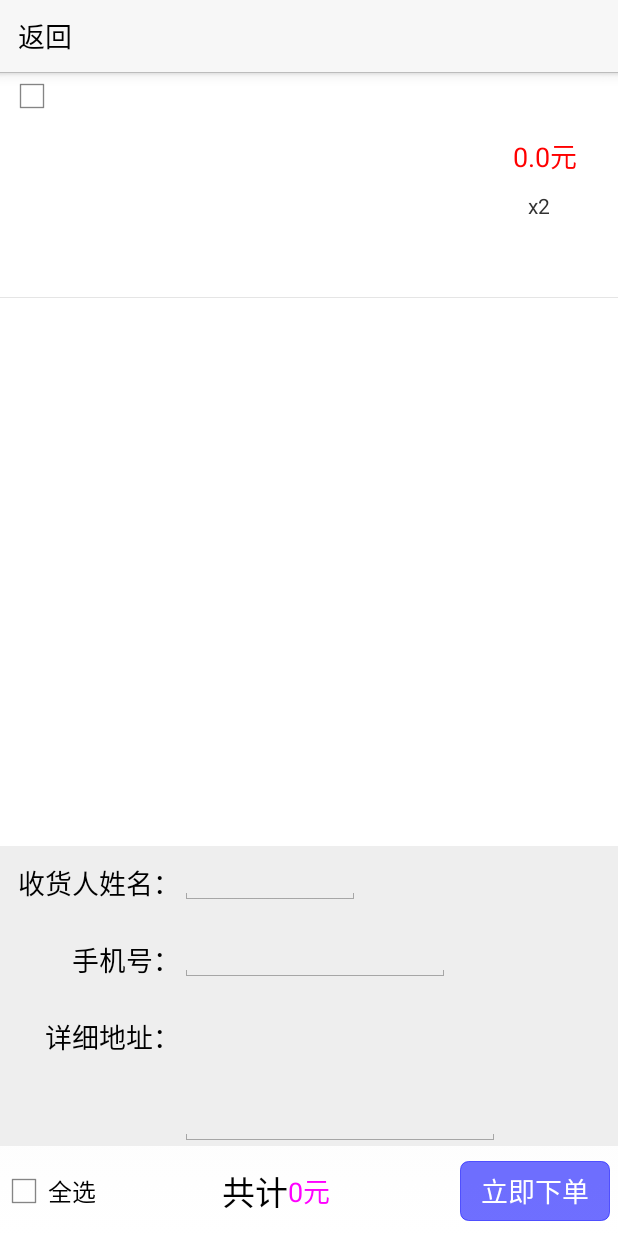
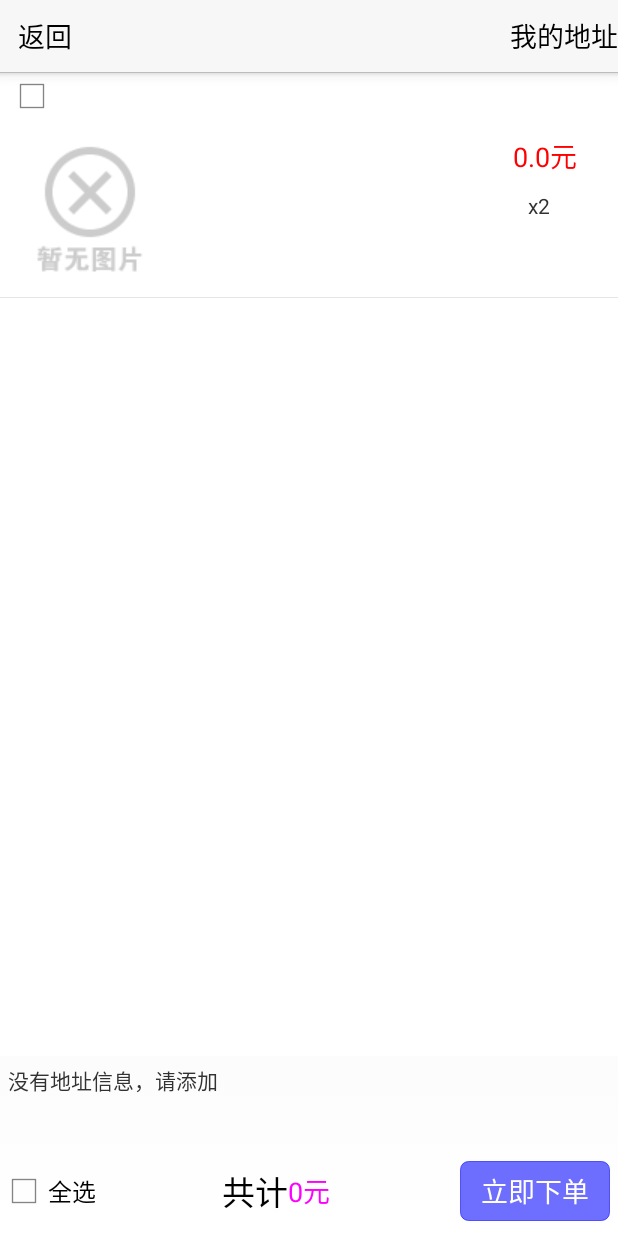
Before and after one commit to yu-yang-halo/Mcar, an Android app: the GoodOrderActivity screen opened directly, with no data from a screen before it, on a phone screen of 412 x 824 dp. Run offline under Robolectric (Android 15) with nearby library versions, the phone set to English and light mode, and no system bars; libraries missing offline, so code that uses them is left out: com.baidu.location, com.baidu.mapapi, com.kaopiz.kprogresshud, im.fir.sdk.

Commit message:
bug fix 5_6

```diff
--- a/app/src/main/AndroidManifest.xml
+++ b/app/src/main/AndroidManifest.xml
@@ -145,6 +145,8 @@
         <activity android:name=".good.GoodListShowActivity"
             android:screenOrientation="portrait"></activity>
         <activity android:name=".good.GoodLookActivity"
+        android:screenOrientation="portrait"></activity>
+        <activity android:name=".good.MyAddressActivity"
             android:screenOrientation="portrait"></activity>
 
         <activity android:name=".camera.VideoInfoActivity"
--- a/app/src/main/java/com/carbeauty/adapter/GoodLookAdapter.java
+++ b/app/src/main/java/com/carbeauty/adapter/GoodLookAdapter.java
@@ -84,8 +84,11 @@ public class GoodLookAdapter extends BaseAdapter {
         nameTxt.setText(myCartClassList.get(position).getGoodInfo().getName());
         descTxt.setText(myCartClassList.get(position).getGoodInfo().getDesc());
         countTxt.setText("x"+myCartClassList.get(position).getCount());
-        priceTxt.setText(myCartClassList.get(position).getGoodInfo().getPrice()+"元");
-        showImageView.setImageBitmap(myCartClassList.get(position).getBitmap());
+        priceTxt.setText(myCartClassList.get(position).getGoodInfo().getPrice() + "元");
+        if(myCartClassList.get(position).getBitmap()!=null){
+            showImageView.setImageBitmap(myCartClassList.get(position).getBitmap());
+
+        }
 
         checkBox.setOnCheckedChangeListener(new CompoundButton.OnCheckedChangeListener() {
             @Override
--- a/app/src/main/java/com/carbeauty/good/GoodOrderActivity.java
+++ b/app/src/main/java/com/carbeauty/good/GoodOrderActivity.java
@@ -1,8 +1,10 @@
 package com.carbeauty.good;
 
+import android.app.ActionBar;
 import android.content.Intent;
 import android.os.AsyncTask;
 import android.os.Bundle;
+import android.support.v4.app.FragmentActivity;
 import android.view.View;
 import android.widget.Button;
 import android.widget.CheckBox;
@@ -29,39 +31,31 @@ import cn.service.WSException;
 /**
  * Created by Administrator on 2016/3/29.
  */
-public class GoodOrderActivity extends HeaderActivity {
+public class GoodOrderActivity extends FragmentActivity {
     ListView goodslistview;
-    EditText nametxt;
-    EditText phoneTxt;
-    EditText addressTxt;
+
+    ActionBar mActionbar;
 
     CheckBox checkAll;
     TextView totalPrice;
     Button createOrderButton;
     GoodLookAdapter goodLookAdapter;
-
+    Button rightBtn;
 
     String address;
     String name;
     String phone;
+
+    TextView addressDescription;
 
     @Override
     protected void onCreate(Bundle savedInstanceState) {
         super.onCreate(savedInstanceState);
         setContentView(R.layout.ac_goodsorder);
         initCustomActionBar();
-        rightBtn.setVisibility(View.GONE);
+
 
         goodslistview= (ListView) findViewById(R.id.goodslistview);
-        nametxt= (EditText) findViewById(R.id.nametxt);
-        phoneTxt= (EditText) findViewById(R.id.phoneTxt);
-        addressTxt= (EditText) findViewById(R.id.addressTxt);
-
-
-        nametxt.setText(ContentBox.getValueString(GoodOrderActivity.this, "GOA_NAME", ""));
-        phoneTxt.setText(ContentBox.getValueString(GoodOrderActivity.this, "GOA_PHONE", ""));
-        addressTxt.setText(ContentBox.getValueString(GoodOrderActivity.this, "GOA_ADDRESS", ""));
-
 
 
 
@@ -70,7 +64,7 @@ public class GoodOrderActivity extends HeaderActivity {
 
         createOrderButton= (Button) findViewById(R.id.button2);
 
-
+        addressDescription= (TextView) findViewById(R.id.textView4);
 
         List<CartManager.MyCartClass> myCartClassList=CartManager.getInstance().getMyCartClassList();
 
@@ -92,9 +86,12 @@ public class GoodOrderActivity extends HeaderActivity {
             @Override
             public void onClick(View v) {
 
-                address=addressTxt.getText().toString();
-                name=nametxt.getText().toString();
-                phone=phoneTxt.getText().toString();
+
+
+                if(address.equals("")||name.equals("")||phone.equals("")){
+                    Toast.makeText(GoodOrderActivity.this,"请添加我的地址",Toast.LENGTH_SHORT).show();
+                    return;
+                }
 
                 if(goodLookAdapter.getCommitData().size()==0){
                     Toast.makeText(GoodOrderActivity.this,"请选择购买的商品",Toast.LENGTH_SHORT).show();
@@ -102,9 +99,7 @@ public class GoodOrderActivity extends HeaderActivity {
                     Toast.makeText(GoodOrderActivity.this,"地址/姓名/手机号不能为空",Toast.LENGTH_SHORT).show();
                 }else{
 
-                    ContentBox.loadString(GoodOrderActivity.this,"GOA_NAME",name);
-                    ContentBox.loadString(GoodOrderActivity.this,"GOA_PHONE",phone);
-                    ContentBox.loadString(GoodOrderActivity.this,"GOA_ADDRESS",address);
+
 
                     new CommitOrderTask(goodLookAdapter.getCommitData()).execute();
                 }
@@ -113,6 +108,18 @@ public class GoodOrderActivity extends HeaderActivity {
             }
         });
 
+
+    }
+
+    @Override
+    protected void onStart() {
+        super.onStart();
+        address=ContentBox.getValueString(GoodOrderActivity.this, "GOA_ADDRESS", "");
+        name=ContentBox.getValueString(GoodOrderActivity.this, "GOA_NAME", "");
+        phone=ContentBox.getValueString(GoodOrderActivity.this, "GOA_PHONE", "");
+        if(!address.equals("")&&!name.equals("")&&!phone.equals("")){
+            addressDescription.setText("地址:"+address+"\n收货人姓名:"+name+" 联系电话:"+phone);
+        }
 
     }
 
@@ -168,4 +175,44 @@ public class GoodOrderActivity extends HeaderActivity {
             finish();
         }
     }
+
+    protected boolean initCustomActionBar() {
+        mActionbar = getActionBar();
+        if (mActionbar == null) {
+            return false;
+        }
+        mActionbar.setDisplayOptions(ActionBar.DISPLAY_SHOW_CUSTOM);
+        mActionbar.setDisplayShowCustomEnabled(true);
+        mActionbar.setCustomView(R.layout.header_home2);
+
+        Button rightBtn=(Button) mActionbar.getCustomView().findViewById(R.id.rightBtn);
+        Button leftBtn=(Button) mActionbar.getCustomView().findViewById(R.id.leftBtn);
+        leftBtn.setVisibility(View.VISIBLE);
+        rightBtn.setVisibility(View.VISIBLE);
+
+        TextView titleTxt=(TextView) mActionbar.getCustomView().findViewById(R.id.tv_tbb_title);
+        titleTxt.setText(getIntent().getStringExtra("Title"));
+
+        leftBtn.setText("返回");
+        leftBtn.setOnClickListener(new View.OnClickListener() {
+            @Override
+            public void onClick(View v) {
+                finish();
+            }
+        });
+
+        rightBtn.setText("我的地址");
+        rightBtn.setOnClickListener(new View.OnClickListener() {
+            @Override
+            public void onClick(View v) {
+                Intent intent = new Intent(GoodOrderActivity.this, MyAddressActivity.class);
+                intent.putExtra("Title", "我的地址");
+                startActivity(intent);
+            }
+        });
+
+
+
+        return true;
+    }
 }
--- a/app/src/main/res/layout/ac_goodsorder.xml
+++ b/app/src/main/res/layout/ac_goodsorder.xml
@@ -9,7 +9,7 @@
         android:id="@+id/goodslistview"
         android:background="#ffffff"
         android:layout_alignParentTop="true"
-        android:layout_above="@+id/relativeLayout8" />
+        android:layout_above="@+id/textView4" />
 
     <RelativeLayout
         android:layout_width="match_parent"
@@ -63,77 +63,20 @@
             android:layout_alignParentStart="true" />
     </RelativeLayout>
 
-    <RelativeLayout
+    <TextView
         android:layout_width="match_parent"
-        android:layout_height="200dp"
-        android:background="#eeeeee"
+        android:layout_height="60dp"
+        android:textAppearance="?android:attr/textAppearanceSmall"
+        android:id="@+id/textView4"
+        android:padding="5dp"
+        android:lines="2"
+        android:gravity="left"
         android:layout_above="@+id/relativeLayout7"
         android:layout_alignParentLeft="true"
         android:layout_alignParentStart="true"
-        android:id="@+id/relativeLayout8">
+        android:layout_alignParentRight="true"
+        android:layout_alignParentEnd="true"
+        android:text="没有地址信息，请添加" />
 
 
-
-        <TextView
-            android:layout_width="120dp"
-            android:layout_height="30dp"
-            android:textAppearance="?android:attr/textAppearanceMedium"
-            android:text="收货人姓名："
-            android:gravity="right|center_vertical"
-            android:id="@+id/textView20"
-            android:layout_alignBottom="@+id/nametxt"
-            android:layout_alignParentLeft="true"
-            android:layout_alignParentStart="true" />
-
-        <EditText
-            android:layout_width="120dp"
-            android:layout_height="wrap_content"
-            android:id="@+id/nametxt"
-            android:layout_alignParentTop="true"
-            android:layout_toRightOf="@+id/textView20" />
-
-        <TextView
-            android:layout_width="120dp"
-            android:layout_height="30dp"
-            android:gravity="right|center_vertical"
-            android:textAppearance="?android:attr/textAppearanceMedium"
-            android:text="手机号："
-            android:id="@+id/textView42"
-            android:layout_below="@+id/textView20"
-            android:layout_alignParentLeft="true"
-            android:layout_alignParentStart="true"
-            android:layout_marginTop="21dp" />
-
-        <EditText
-            android:layout_width="180dp"
-            android:layout_height="wrap_content"
-            android:id="@+id/phoneTxt"
-            android:layout_alignBottom="@+id/textView42"
-            android:layout_toRightOf="@+id/textView42"
-            android:layout_toEndOf="@+id/textView42" />
-
-        <TextView
-            android:layout_width="120dp"
-            android:layout_height="30dp"
-            android:textAppearance="?android:attr/textAppearanceMedium"
-            android:text="详细地址："
-            android:id="@+id/textView43"
-            android:gravity="right|center_vertical"
-            android:layout_below="@+id/textView42"
-            android:layout_alignRight="@+id/textView42"
-            android:layout_alignEnd="@+id/textView42"
-            android:layout_marginTop="21dp" />
-
-        <EditText
-            android:layout_width="wrap_content"
-            android:layout_height="wrap_content"
-            android:inputType="textMultiLine"
-            android:ems="10"
-            android:id="@+id/addressTxt"
-            android:layout_alignTop="@+id/textView43"
-            android:layout_toRightOf="@+id/textView43"
-            android:layout_toEndOf="@+id/textView43"
-            android:layout_alignParentBottom="true" />
-
-    </RelativeLayout>
 </RelativeLayout>
--- a/app/src/main/res/layout/goodslook_item.xml
+++ b/app/src/main/res/layout/goodslook_item.xml
@@ -24,7 +24,7 @@
             android:layout_width="140dp"
             android:layout_height="30dp"
             android:gravity="center_vertical"
-            android:textAppearance="?android:attr/textAppearanceMedium"
+            android:textSize="14sp"
             android:text="商品名称"
             android:id="@+id/textView44"
             android:layout_alignBottom="@+id/checkBox2"
@@ -41,15 +41,18 @@
             android:layout_below="@+id/checkBox2" />
 
         <TextView
-            android:layout_width="120dp"
+            android:layout_width="wrap_content"
             android:layout_height="80dp"
-            android:textAppearance="?android:attr/textAppearanceLarge"
-            android:text="ddd"
-            android:lines="2"
+            android:textAppearance="?android:attr/textAppearanceSmall"
+            android:text=""
+            android:lines="3"
+            android:gravity="left"
             android:ellipsize="end"
             android:id="@+id/textView45"
             android:layout_alignTop="@+id/imageView10"
-            android:layout_toRightOf="@+id/imageView10" />
+            android:layout_alignBottom="@+id/imageView10"
+            android:layout_toRightOf="@+id/imageView10"
+            android:layout_toLeftOf="@+id/textView46" />
 
         <TextView
             android:layout_width="70dp"
```
Also changed, not shown: app/src/main/java/cn/service/bean/GoodInfo.java (+12 -0 lines), app/src/main/java/com/carbeauty/ImageUtils.java (+33 -0 lines), app/src/main/java/com/carbeauty/MyApplication.java (+23 -1 lines), app/src/main/java/com/carbeauty/adapter/GoodsAdapter.java (+31 -13 lines), app/src/main/java/com/carbeauty/good/GoodLookActivity.java (+68 -39 lines), app/src/main/java/com/carbeauty/good/MyAddressActivity.java (added, +52 -0 lines), app/src/main/res/layout/ac_myaddress.xml (added, +105 -0 lines).
